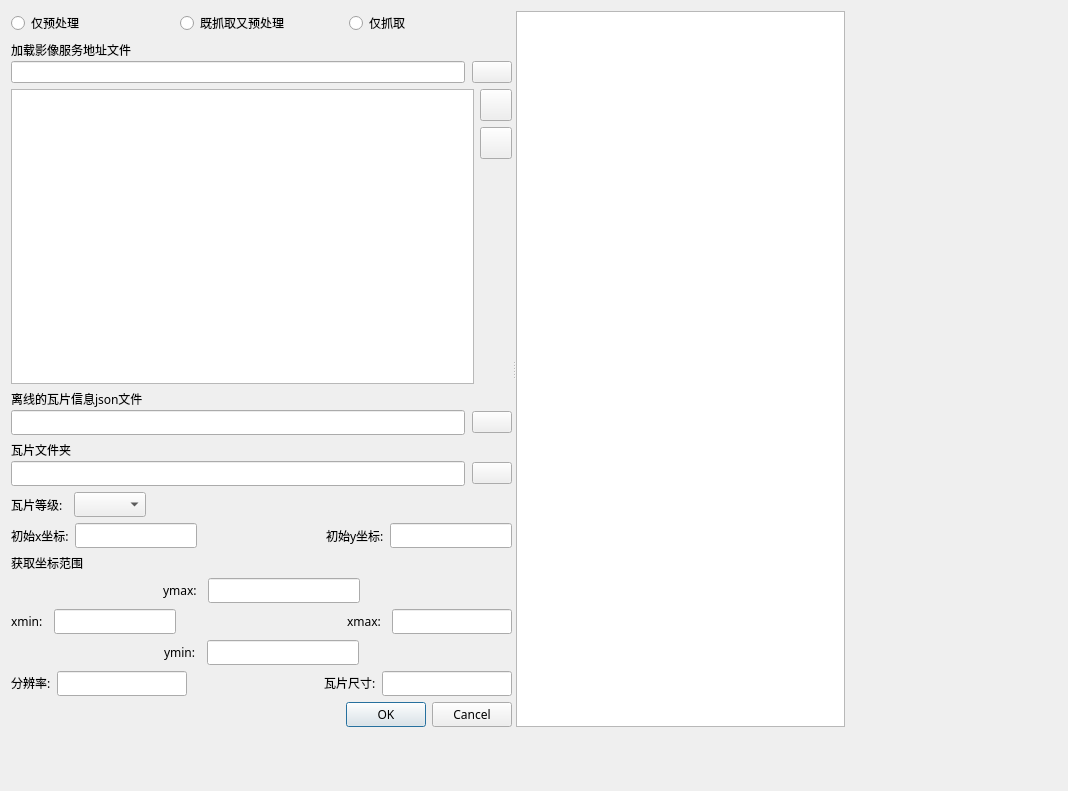
Before: the Qt Designer form UI/UITileMap.ui in zou-mono/oneTools, drawn with Qt 5.
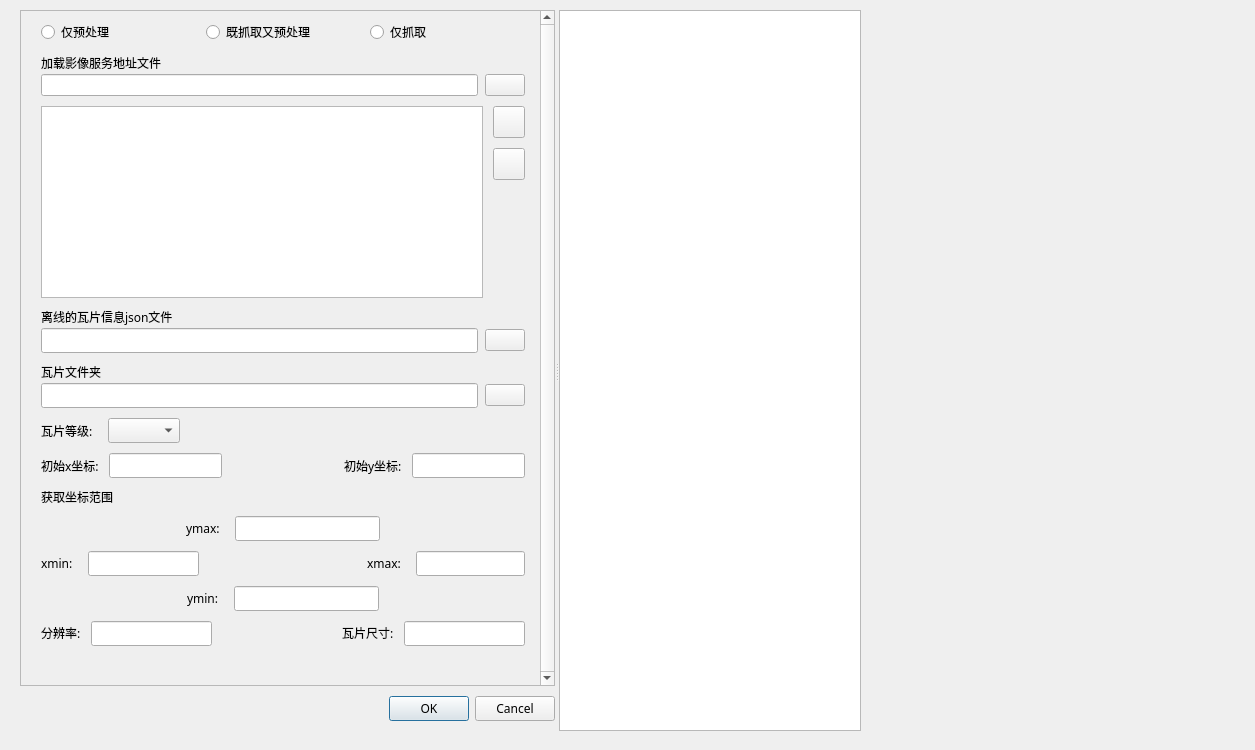
After: the same form once the commit is applied. Icons and pictures are not drawn. Custom widgets are drawn as their Qt base class.

Commit message: ui add scroll area.

```diff
--- a/UI/UITileMap.ui
+++ b/UI/UITileMap.ui
@@ -6,8 +6,8 @@
    <rect>
     <x>0</x>
     <y>0</y>
-    <width>1068</width>
-    <height>791</height>
+    <width>1255</width>
+    <height>750</height>
    </rect>
   </property>
   <property name="windowTitle">
@@ -16,17 +16,67 @@
   <widget class="CollapsibleSplitter" name="splitter">
    <property name="geometry">
     <rect>
-     <x>11</x>
-     <y>11</y>
-     <width>834</width>
-     <height>716</height>
+     <x>20</x>
+     <y>10</y>
+     <width>841</width>
+     <height>721</height>
     </rect>
    </property>
    <property name="orientation">
     <enum>Qt::Horizontal</enum>
    </property>
-   <widget class="QWidget" name="widget" native="true">
-    <layout class="QVBoxLayout" name="verticalLayout_9">
+   <widget class="QWidget" name="">
+    <layout class="QVBoxLayout" name="verticalLayout_6">
+     <property name="spacing">
+      <number>10</number>
+     </property>
+     <property name="bottomMargin">
+      <number>10</number>
+     </property>
+     <item>
+      <widget class="QScrollArea" name="scrollArea">
+       <property name="sizePolicy">
+        <sizepolicy hsizetype="Expanding" vsizetype="Expanding">
+         <horstretch>0</horstretch>
+         <verstretch>0</verstretch>
+        </sizepolicy>
+       </property>
+       <property name="verticalScrollBarPolicy">
+        <enum>Qt::ScrollBarAlwaysOn</enum>
+       </property>
+       <property name="horizontalScrollBarPolicy">
+        <enum>Qt::ScrollBarAlwaysOff</enum>
+       </property>
+       <property name="sizeAdjustPolicy">
+        <enum>QAbstractScrollArea::AdjustIgnored</enum>
+       </property>
+       <property name="widgetResizable">
+        <bool>true</bool>
+       </property>
+       <widget class="QWidget" name="scrollAreaWidgetContents">
+        <property name="geometry">
+         <rect>
+          <x>0</x>
+          <y>0</y>
+          <width>548</width>
+          <height>690</height>
+         </rect>
+        </property>
+        <layout class="QVBoxLayout" name="verticalLayout_5">
+         <property name="spacing">
+          <number>10</number>
+         </property>
+         <property name="leftMargin">
+          <number>20</number>
+         </property>
+         <property name="rightMargin">
+          <number>10</number>
+         </property>
+         <item>
+          <layout class="QVBoxLayout" name="verticalLayout_4">
+           <property name="rightMargin">
+            <number>5</number>
+           </property>
      <item>
       <layout class="QHBoxLayout" name="horizontalLayout_1">
        <property name="sizeConstraint">
@@ -133,17 +183,11 @@
       </layout>
      </item>
      <item>
-      <layout class="QHBoxLayout" name="horizontalLayout_7">
-       <item>
-        <layout class="QVBoxLayout" name="verticalLayout_6">
-         <item>
-          <widget class="QTableView" name="tbl_address"/>
-         </item>
-        </layout>
-       </item>
-       <item>
-        <layout class="QVBoxLayout" name="verticalLayout_4">
-         <item>
+            <layout class="QGridLayout" name="gridLayout">
+             <property name="sizeConstraint">
+              <enum>QLayout::SetFixedSize</enum>
+             </property>
+             <item row="0" column="1">
           <widget class="QPushButton" name="btn_addRow">
            <property name="sizePolicy">
             <sizepolicy hsizetype="Fixed" vsizetype="Fixed">
@@ -178,7 +222,17 @@
            </property>
           </widget>
          </item>
-         <item>
+             <item row="0" column="0" rowspan="3">
+              <widget class="QTableView" name="tbl_address">
+               <property name="sizePolicy">
+                <sizepolicy hsizetype="Expanding" vsizetype="Fixed">
+                 <horstretch>0</horstretch>
+                 <verstretch>0</verstretch>
+                </sizepolicy>
+               </property>
+              </widget>
+             </item>
+             <item row="1" column="1">
           <widget class="QPushButton" name="btn_removeRow">
            <property name="sizePolicy">
             <sizepolicy hsizetype="Fixed" vsizetype="Fixed">
@@ -213,21 +267,6 @@
            </property>
           </widget>
          </item>
-         <item>
-          <spacer name="verticalSpacer">
-           <property name="orientation">
-            <enum>Qt::Vertical</enum>
-           </property>
-           <property name="sizeHint" stdset="0">
-            <size>
-             <width>20</width>
-             <height>40</height>
-            </size>
-           </property>
-          </spacer>
-         </item>
-        </layout>
-       </item>
       </layout>
      </item>
      <item>
@@ -893,6 +932,25 @@
         </widget>
        </item>
       </layout>
+           </item>
+          </layout>
+         </item>
+         <item>
+          <spacer name="verticalSpacer">
+           <property name="orientation">
+            <enum>Qt::Vertical</enum>
+           </property>
+           <property name="sizeHint" stdset="0">
+            <size>
+             <width>20</width>
+             <height>40</height>
+            </size>
+           </property>
+          </spacer>
+         </item>
+        </layout>
+       </widget>
+      </widget>
      </item>
      <item>
       <widget class="QDialogButtonBox" name="buttonBox">
```
Lines whose indentation alone changed are shown as unchanged. The commit also changes 2 other files.
